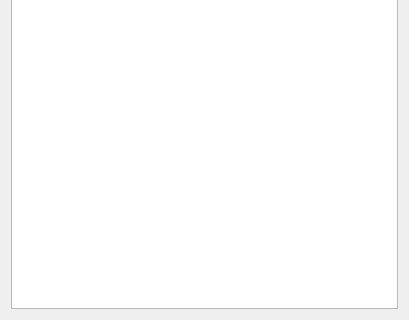
Old version of the form widget.ui in the repository AWhiteSheep/ScreamingBird; both pictures show x 0 to 409 and y 317 to 637 of the 409 by 637 pixel window.
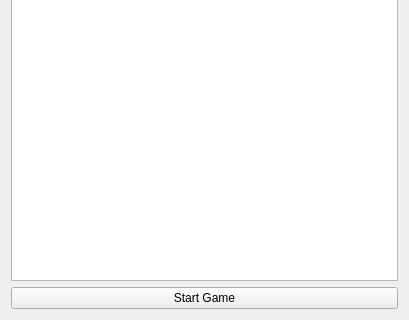
New version of the form.

Commit message: Added start button

Patch:
```diff
--- a/widget.ui
+++ b/widget.ui
@@ -24,6 +24,13 @@
      </property>
     </widget>
    </item>
+   <item>
+    <widget class="QPushButton" name="startGameButton">
+     <property name="text">
+      <string>Start Game</string>
+     </property>
+    </widget>
+   </item>
   </layout>
  </widget>
  <resources/>
```
The commit also changes 7 other files.
